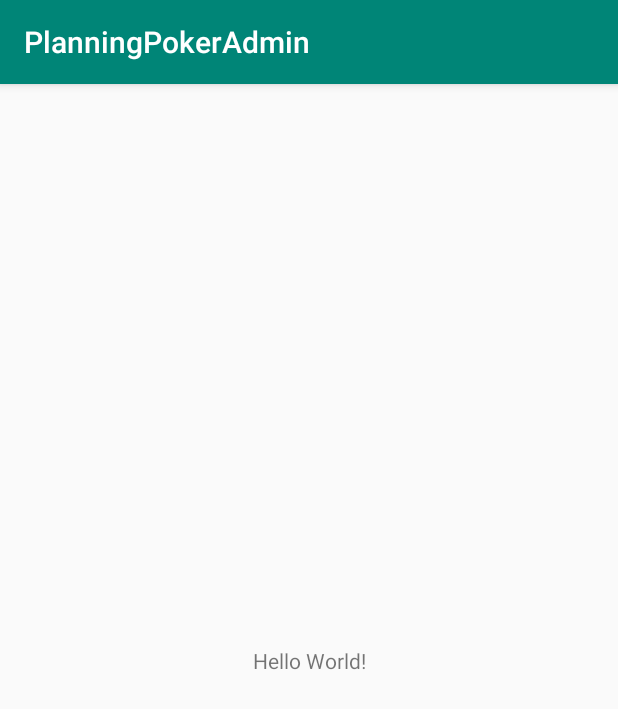
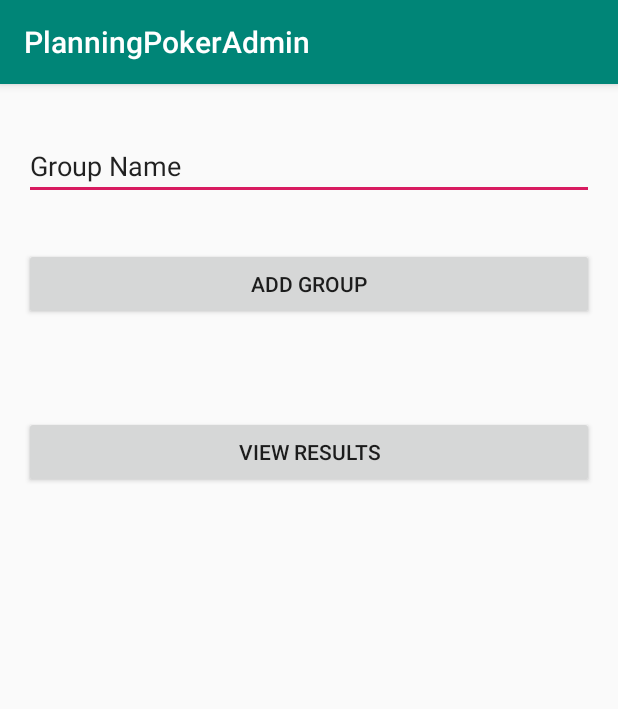
Before and after one commit to fabianreni/PlanningPoker, an Android app: the screen it shows after launch (MainActivity), on a phone screen of 412 x 824 dp. Shown: the top 709 px of the screen. Run offline under Robolectric (Android 15) with nearby library versions, the phone set to English and light mode, and no system bars.

Commit message:
group view

```diff
--- a/PlanningPokerAdmin/app/build.gradle
+++ b/PlanningPokerAdmin/app/build.gradle
@@ -1,4 +1,5 @@
 apply plugin: 'com.android.application'
+apply plugin: 'com.google.gms.google-services'
 
 android {
     compileSdkVersion 29
@@ -23,7 +24,10 @@ dependencies {
     implementation fileTree(dir: 'libs', include: ['*.jar'])
     implementation 'androidx.appcompat:appcompat:1.0.2'
     implementation 'androidx.constraintlayout:constraintlayout:1.1.3'
+    implementation 'com.google.firebase:firebase-database:16.0.4'
+    implementation 'androidx.legacy:legacy-support-v4:1.0.0'
     testImplementation 'junit:junit:4.12'
     androidTestImplementation 'androidx.test.ext:junit:1.1.0'
     androidTestImplementation 'androidx.test.espresso:espresso-core:3.1.1'
+    implementation 'androidx.recyclerview:recyclerview:1.0.0'
 }
--- /dev/null
+++ b/PlanningPokerAdmin/app/src/main/java/com/example/planningpokeradmin/GroupFragment.java
@@ -0,0 +1,21 @@
+package com.example.planningpokeradmin;
+
+import android.content.Context;
+import android.net.Uri;
+import android.os.Bundle;
+
+import androidx.fragment.app.Fragment;
+
+import android.view.LayoutInflater;
+import android.view.View;
+import android.view.ViewGroup;
+
+
+
+public class GroupFragment extends Fragment {
+    @Override
+    public View onCreateView(LayoutInflater inflater, ViewGroup container, Bundle savedInstanceState) {
+        View v = inflater.inflate(R.layout.fragment_group, container, false);
+        return v;
+    }
+}
--- a/PlanningPokerAdmin/app/src/main/java/com/example/planningpokeradmin/MainActivity.java
+++ b/PlanningPokerAdmin/app/src/main/java/com/example/planningpokeradmin/MainActivity.java
@@ -1,6 +1,7 @@
 package com.example.planningpokeradmin;
 
 import androidx.appcompat.app.AppCompatActivity;
+import androidx.fragment.app.FragmentManager;
 
 import android.os.Bundle;
 
@@ -10,5 +11,11 @@ public class MainActivity extends AppCompatActivity {
     protected void onCreate(Bundle savedInstanceState) {
         super.onCreate(savedInstanceState);
         setContentView(R.layout.activity_main);
+        if (savedInstanceState == null)
+        {
+            FragmentManager fm = getSupportFragmentManager();
+            fm.beginTransaction().replace(R.id.mainactivity, new GroupFragment()).commit();
+        }
+
     }
 }
--- a/PlanningPokerAdmin/app/src/main/res/layout/activity_main.xml
+++ b/PlanningPokerAdmin/app/src/main/res/layout/activity_main.xml
@@ -4,15 +4,8 @@
     xmlns:tools="http://schemas.android.com/tools"
     android:layout_width="match_parent"
     android:layout_height="match_parent"
+    android:id="@+id/mainactivity"
     tools:context=".MainActivity">
 
-    <TextView
-        android:layout_width="wrap_content"
-        android:layout_height="wrap_content"
-        android:text="Hello World!"
-        app:layout_constraintBottom_toBottomOf="parent"
-        app:layout_constraintLeft_toLeftOf="parent"
-        app:layout_constraintRight_toRightOf="parent"
-        app:layout_constraintTop_toTopOf="parent" />
 
 </androidx.constraintlayout.widget.ConstraintLayout>
--- /dev/null
+++ b/PlanningPokerAdmin/app/src/main/res/layout/fragment_group.xml
@@ -0,0 +1,53 @@
+<?xml version="1.0" encoding="utf-8"?>
+<FrameLayout xmlns:android="http://schemas.android.com/apk/res/android"
+    xmlns:tools="http://schemas.android.com/tools"
+    android:id="@+id/g_create"
+    android:layout_width="match_parent"
+    android:layout_height="match_parent"
+    tools:context=".GroupFragment">
+
+
+    <LinearLayout
+        android:layout_width="match_parent"
+        android:layout_height="match_parent"
+        android:layout_marginTop="16dp"
+        android:layout_marginBottom="16dp"
+        android:layout_marginRight="16dp"
+        android:layout_marginLeft="16dp"
+        android:orientation="vertical">
+
+        <EditText
+            android:id="@+id/et_groupName"
+            android:layout_width="match_parent"
+            android:layout_height="wrap_content"
+            android:ems="10"
+            android:layout_marginTop="16dp"
+            android:layout_marginBottom="16dp"
+            android:inputType="textPersonName"
+            android:text="@string/et_groupName"
+            android:autofillHints="" />
+
+        <Button
+            android:id="@+id/bt_add"
+            android:layout_width="match_parent"
+            android:layout_height="wrap_content"
+            android:layout_marginTop="16dp"
+            android:layout_marginBottom="16dp"
+            android:text="@string/bt_addGroup" />
+
+        <androidx.recyclerview.widget.RecyclerView
+            android:layout_width="match_parent"
+            android:layout_height="wrap_content"
+            android:layout_marginTop="16dp"
+            android:layout_marginBottom="16dp"/>
+
+        <Button
+            android:id="@+id/bt_result"
+            android:layout_width="match_parent"
+            android:layout_height="wrap_content"
+            android:layout_marginTop="16dp"
+            android:layout_marginBottom="16dp"
+            android:text="@string/bt_result" />
+
+    </LinearLayout>
+</FrameLayout>
--- /dev/null
+++ b/PlanningPokerAdmin/app/src/main/res/layout/groups.xml
@@ -0,0 +1,15 @@
+<?xml version="1.0" encoding="utf-8"?>
+<LinearLayout xmlns:android="http://schemas.android.com/apk/res/android"
+    android:orientation="vertical" android:layout_width="match_parent"
+    android:layout_height="match_parent">
+
+    <TextView
+        android:id="@+id/tv_groupName"
+        android:layout_width="match_parent"
+        android:layout_height="wrap_content"
+        android:layout_marginLeft="16dp"
+        android:layout_marginRight="16dp"
+        android:layout_marginTop="16dp"
+        android:layout_marginBottom="16dp"
+        android:text="@string/tv_groupName" />
+</LinearLayout>
--- a/PlanningPokerAdmin/app/src/main/res/values/strings.xml
+++ b/PlanningPokerAdmin/app/src/main/res/values/strings.xml
@@ -1,3 +1,7 @@
 <resources>
     <string name="app_name">PlanningPokerAdmin</string>
+    <string name="bt_addGroup">Add Group</string>
+    <string name="bt_result">View Results</string>
+    <string name="et_groupName">Group Name</string>
+    <string name="tv_groupName">Group Name</string>
 </resources>
--- a/PlanningPokerAdmin/build.gradle
+++ b/PlanningPokerAdmin/build.gradle
@@ -8,6 +8,7 @@ buildscript {
     }
     dependencies {
         classpath 'com.android.tools.build:gradle:3.5.1'
+        classpath 'com.google.gms:google-services:4.2.0'
 
         // NOTE: Do not place your application dependencies here; they belong
         // in the individual module build.gradle files
--- a/PlanningPokerUsers/app/build.gradle
+++ b/PlanningPokerUsers/app/build.gradle
@@ -1,4 +1,5 @@
 apply plugin: 'com.android.application'
+apply plugin: 'com.google.gms.google-services'
 
 android {
     compileSdkVersion 29
@@ -23,6 +24,7 @@ dependencies {
     implementation fileTree(dir: 'libs', include: ['*.jar'])
     implementation 'androidx.appcompat:appcompat:1.0.2'
     implementation 'androidx.constraintlayout:constraintlayout:1.1.3'
+    implementation 'com.google.firebase:firebase-database:16.0.4'
     testImplementation 'junit:junit:4.12'
     androidTestImplementation 'androidx.test.ext:junit:1.1.0'
     androidTestImplementation 'androidx.test.espresso:espresso-core:3.1.1'
--- a/PlanningPokerUsers/build.gradle
+++ b/PlanningPokerUsers/build.gradle
@@ -8,6 +8,7 @@ buildscript {
     }
     dependencies {
         classpath 'com.android.tools.build:gradle:3.5.1'
+        classpath 'com.google.gms:google-services:4.2.0'
 
         // NOTE: Do not place your application dependencies here; they belong
         // in the individual module build.gradle files
```
Also changed, not shown: 2 other files.
